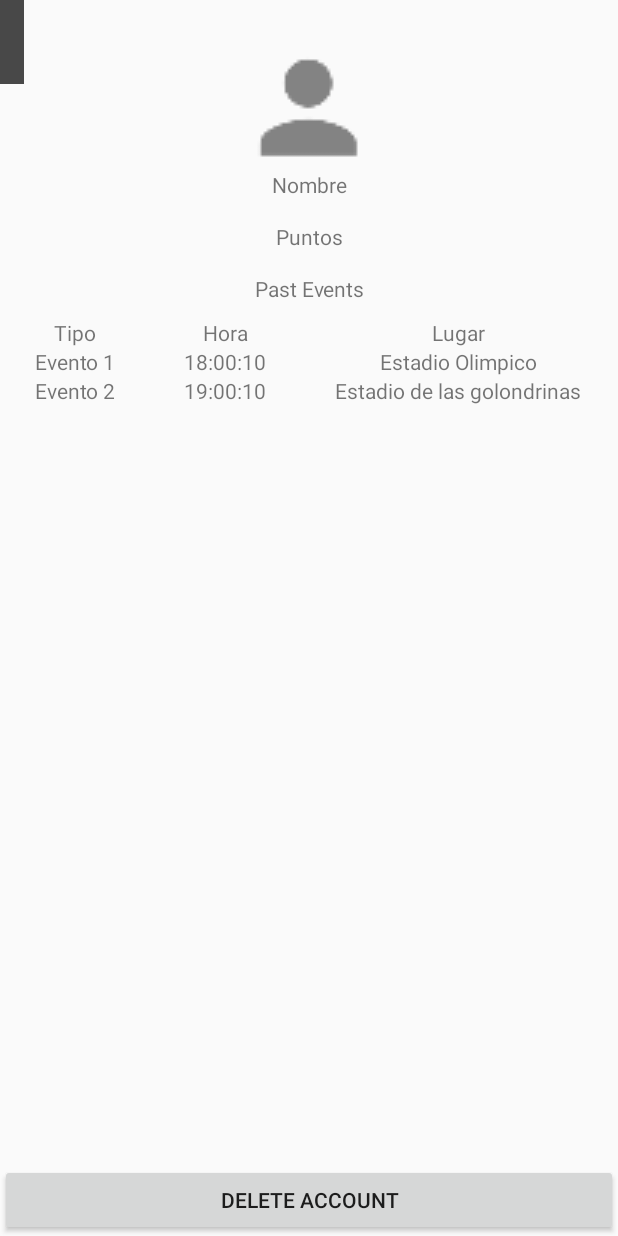
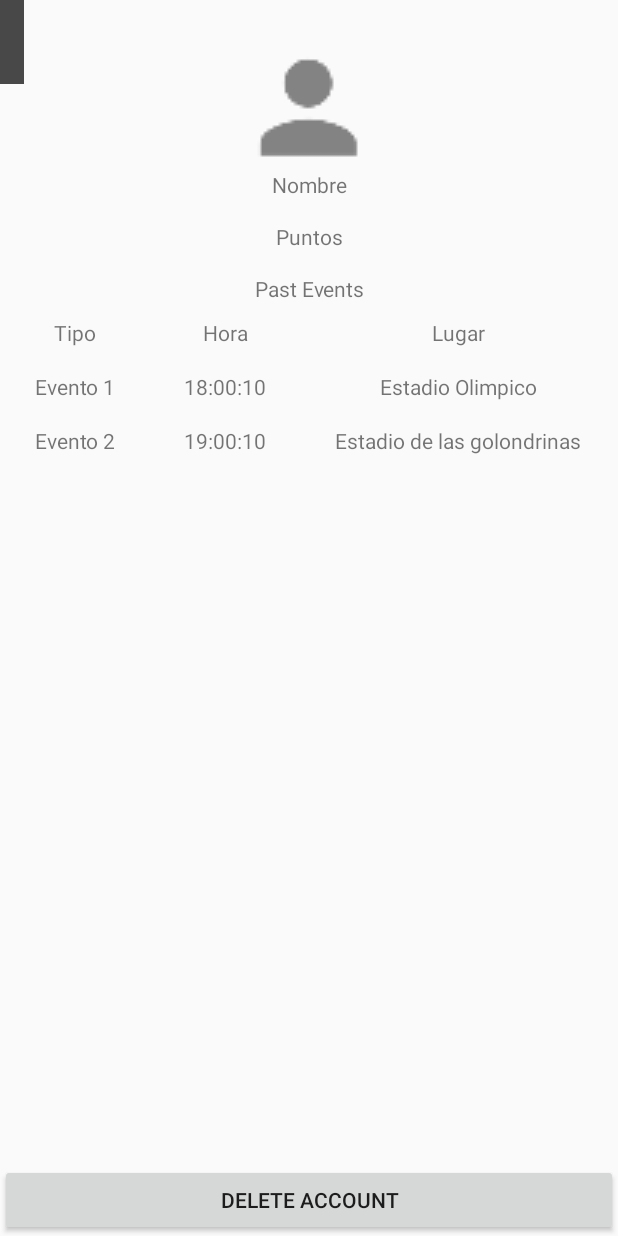
Before and after one commit to weezyxxl/MyTokyo2020, an Android app: the ProfileActivity screen opened directly, with no data from a screen before it, on a phone screen of 412 x 824 dp. Run offline under Robolectric (Android 15) with nearby library versions, the phone set to English and light mode, and no system bars.

Commit message:
Añadir Padding
Falta por llamar al web service y descargar los eventos.

```diff
--- a/app/src/main/java/com/dam/upm/mytokyo2020/ProfileActivity.java
+++ b/app/src/main/java/com/dam/upm/mytokyo2020/ProfileActivity.java
@@ -41,6 +41,7 @@ public class ProfileActivity extends AppCompatActivity {
                 row1.addView(ev1);
                 row1.addView(hora1);
                 row1.addView(lugar1);
+                row1.setPadding(0,25,0,0);
 
                 TextView ev2 = new TextView(this);
                 ev2.setText("Evento 2");
@@ -57,6 +58,7 @@ public class ProfileActivity extends AppCompatActivity {
                 row2.addView(ev2);
                 row2.addView(hora2);
                 row2.addView(lugar2);
+                row2.setPadding(0,25,0,0);
                 table.addView(row1,i);
                 table.addView(row2,i+1);
                 break;
```
